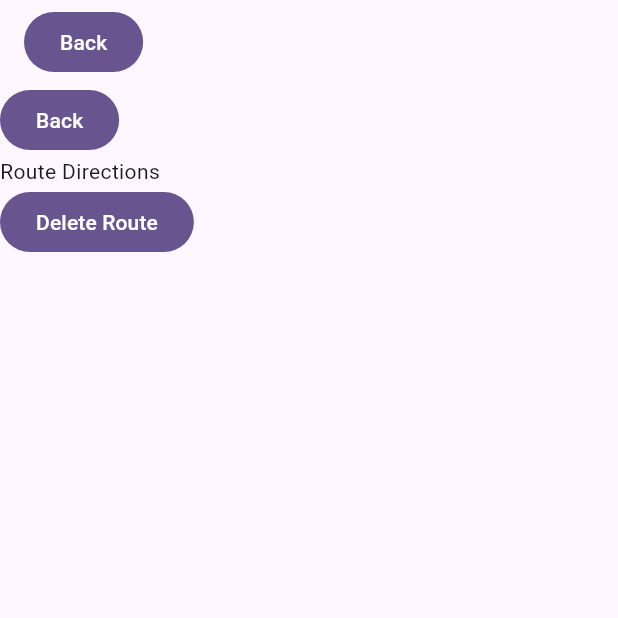
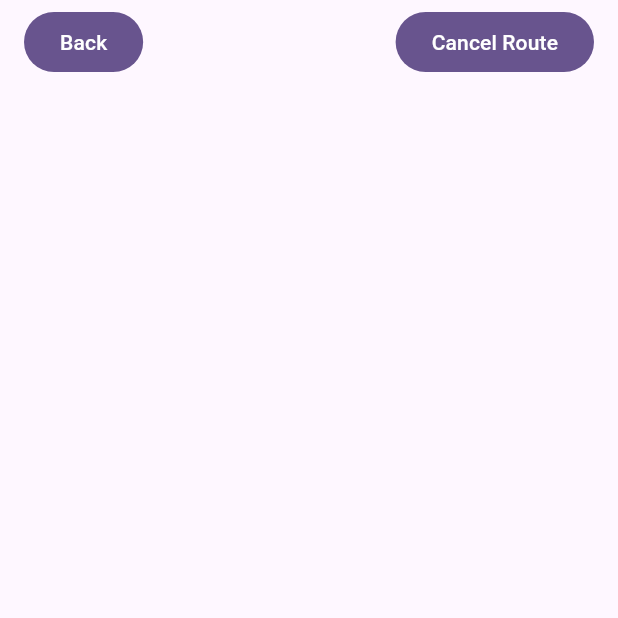
Before and after one commit to NitroShake/map_app, a Flutter app: the RoutePage screen opened directly, on a phone screen of 412 x 824 dp, the top half of it. Run offline on Flutter 3.47's test engine with Material 3 defaults, Android fonts, the phone set to English and light mode, and no system bars; our stand-ins replace flutter_map, geolocator, google_sign_in, latlong2, sliding_up_panel; missing offline and left inert: dart:ffi.

Commit message:
Route page glowup + tap and hold to view location

```diff
--- a/lib/LocationDetails.dart
+++ b/lib/LocationDetails.dart
@@ -8,7 +8,7 @@ class LocationDetails {
   final String osmkey;
   final String osmValue;
   final String osmType;
-  final String name;
+  final String? name;
   final String? houseNumber;
   final String? street;
   final String? locality;
--- a/lib/RoutePage.dart
+++ b/lib/RoutePage.dart
@@ -1,8 +1,11 @@
 import 'dart:async';
 
 import 'package:flutter/material.dart';
+import 'package:flutter/widgets.dart';
+import 'package:latlong2/latlong.dart';
 import 'package:map_app/MapRoute.dart';
 import 'package:map_app/RouteDetailRow.dart';
+import 'package:map_app/ServerManager.dart';
 import 'package:map_app/SystemManager.dart';
 import 'package:sliding_up_panel/sliding_up_panel.dart';
 
@@ -14,6 +17,8 @@ class RoutePage extends StatefulWidget {
 }
 
 class RoutePageState extends State<RoutePage> {
+  late AlertDialog cancelRouteDialog;
+
   @override void dispose() {
     SystemManager().routePage = null;
     super.dispose();
@@ -21,13 +26,23 @@ class RoutePageState extends State<RoutePage> {
 
   RoutePageState() {
     SystemManager().routePage = this;
+
+    cancelRouteDialog = AlertDialog(
+    title: Text("Cancel Route?"),
+    content: Text("Are you sure you want to cancel the current route?"),
+    actions: [
+      TextButton(onPressed: () {Navigator.of(context, rootNavigator: true).pop();}, child: Text("No")),
+      TextButton(onPressed: () {SystemManager().clearRoute(); Navigator.of(context, rootNavigator: true).pop(); close();}, child: Text("Yes"))
+    ],
+  );
   }
 
   List<Widget> generateRouteWidgets() {
     List<Widget> list = List.empty(growable: true);
+    Distance distance = Distance();
     if (SystemManager().getRoute() != null) {
       for (var i in (SystemManager().getRoute() as MapRoute).checkpoints) {
-        list.add(RouteDetailRow(checkpoint: i));
+        list.add(RouteDetailRow(checkpoint: i, distance: distance.as(LengthUnit.Meter, SystemManager().getUserPosition(), i.position)));
       }
     }
     return list;
@@ -37,14 +52,23 @@ class RoutePageState extends State<RoutePage> {
     setState(() { });
   }
 
+  void close() {
+    SystemManager().menuIsShowingRoute = false;
+    Navigator.of(context).pop();
+  }
+
+
   @override
   Widget build(BuildContext context) {
     return
-    MediaQuery.removePadding(context : context, removeTop:  true, child: Scaffold(
+    MediaQuery.removePadding(context: context, removeTop: true, child: Scaffold(
       appBar: AppBar(
         leading: Container(),
         leadingWidth: 0,
-        title: Row(children: [FilledButton(onPressed: () {SystemManager().menuIsShowingRoute = false; Navigator.of(context).pop();}, child: Text("Back"))]),
+        title: Row(children: [
+          FilledButton(onPressed: () {SystemManager().menuIsShowingRoute = false; close();}, child: Text("Back")),
+          Expanded(child: Row(mainAxisAlignment: MainAxisAlignment.end, children: [FilledButton(onPressed: () {showDialog(context: context, builder: (context) {return cancelRouteDialog;});}, child: Text("Cancel Route"))],) )
+        ]),
         automaticallyImplyLeading: false,
       ),
       body:    ListView(
@@ -54,11 +78,10 @@ class RoutePageState extends State<RoutePage> {
           crossAxisAlignment: CrossAxisAlignment.start,
           children:
             List<Widget>.from([
-              FilledButton(onPressed: () {SystemManager().menuIsShowingRoute = false; Navigator.of(context).pop();}, child: Text("Back")),
-              Text("Route Directions"),
-              FilledButton(onPressed: () {SystemManager().clearRoute(); setState(() {});}, child: Text("Delete Route"))
+              SystemManager().getRoute() != null ? Text("Route Directions to ${SystemManager().getRoute()!.destinationName}", textScaler: TextScaler.linear(2),) : Container(),
             ])
-            + generateRouteWidgets(),
+            + generateRouteWidgets()
+            + [Container(height: 20,)],
         )
       ],
     )
--- a/lib/ServerManager.dart
+++ b/lib/ServerManager.dart
@@ -56,6 +56,8 @@ class ServerManager {
           SystemManager().updateBookmarkUI(bookmarks);
         }
       }
+    } else {
+      SystemManager().updateBookmarkUI(List.empty());
     }
   }
 
```
Also changed, not shown: lib/LocationInfoPage.dart (+12 -9 lines), lib/MainMenu.dart (+14 -3 lines), lib/MapRoute.dart (+15 -8 lines), lib/Nominatim.dart (added, +18 -0 lines), lib/RouteDetailRow.dart (+39 -6 lines), lib/SystemManager.dart (+22 -0 lines), lib/main.dart (+15 -8 lines).
